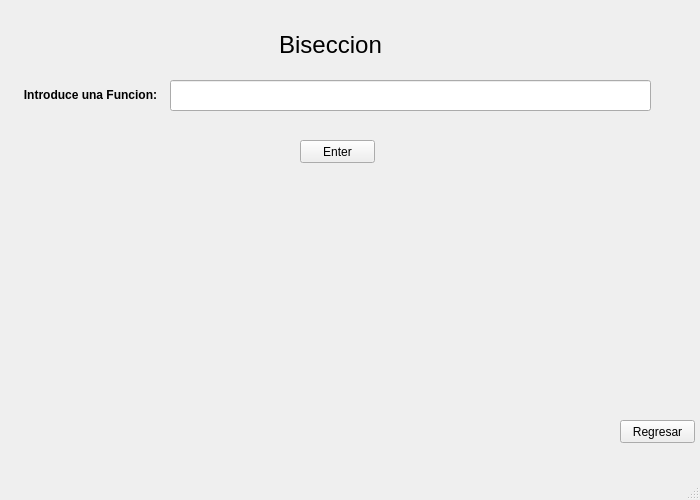
This is biseccion.ui in mucinoab/SM as Qt 5 draws it before an edit. The edited form follows.
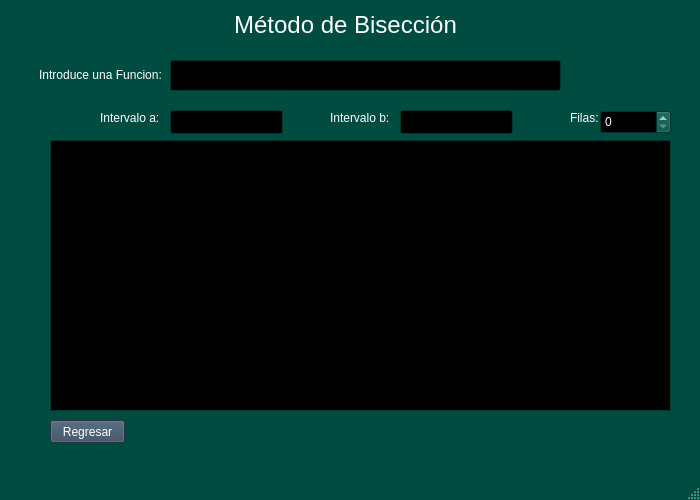
This is the edited form.

```diff
--- a/biseccion.ui
+++ b/biseccion.ui
@@ -10,6 +10,448 @@
     <height>500</height>
    </rect>
   </property>
+  <property name="palette">
+   <palette>
+    <active>
+     <colorrole role="WindowText">
+      <brush brushstyle="SolidPattern">
+       <color alpha="255">
+        <red>255</red>
+        <green>255</green>
+        <blue>255</blue>
+       </color>
+      </brush>
+     </colorrole>
+     <colorrole role="Button">
+      <brush brushstyle="SolidPattern">
+       <color alpha="255">
+        <red>0</red>
+        <green>76</green>
+        <blue>64</blue>
+       </color>
+      </brush>
+     </colorrole>
+     <colorrole role="Light">
+      <brush brushstyle="SolidPattern">
+       <color alpha="255">
+        <red>0</red>
+        <green>114</green>
+        <blue>96</blue>
+       </color>
+      </brush>
+     </colorrole>
+     <colorrole role="Midlight">
+      <brush brushstyle="SolidPattern">
+       <color alpha="255">
+        <red>0</red>
+        <green>95</green>
+        <blue>80</blue>
+       </color>
+      </brush>
+     </colorrole>
+     <colorrole role="Dark">
+      <brush brushstyle="SolidPattern">
+       <color alpha="255">
+        <red>0</red>
+        <green>38</green>
+        <blue>32</blue>
+       </color>
+      </brush>
+     </colorrole>
+     <colorrole role="Mid">
+      <brush brushstyle="SolidPattern">
+       <color alpha="255">
+        <red>0</red>
+        <green>50</green>
+        <blue>42</blue>
+       </color>
+      </brush>
+     </colorrole>
+     <colorrole role="Text">
+      <brush brushstyle="SolidPattern">
+       <color alpha="255">
+        <red>255</red>
+        <green>255</green>
+        <blue>255</blue>
+       </color>
+      </brush>
+     </colorrole>
+     <colorrole role="BrightText">
+      <brush brushstyle="SolidPattern">
+       <color alpha="255">
+        <red>255</red>
+        <green>255</green>
+        <blue>255</blue>
+       </color>
+      </brush>
+     </colorrole>
+     <colorrole role="ButtonText">
+      <brush brushstyle="SolidPattern">
+       <color alpha="255">
+        <red>255</red>
+        <green>255</green>
+        <blue>255</blue>
+       </color>
+      </brush>
+     </colorrole>
+     <colorrole role="Base">
+      <brush brushstyle="SolidPattern">
+       <color alpha="255">
+        <red>0</red>
+        <green>0</green>
+        <blue>0</blue>
+       </color>
+      </brush>
+     </colorrole>
+     <colorrole role="Window">
+      <brush brushstyle="SolidPattern">
+       <color alpha="255">
+        <red>0</red>
+        <green>76</green>
+        <blue>64</blue>
+       </color>
+      </brush>
+     </colorrole>
+     <colorrole role="Shadow">
+      <brush brushstyle="SolidPattern">
+       <color alpha="255">
+        <red>0</red>
+        <green>0</green>
+        <blue>0</blue>
+       </color>
+      </brush>
+     </colorrole>
+     <colorrole role="AlternateBase">
+      <brush brushstyle="SolidPattern">
+       <color alpha="255">
+        <red>0</red>
+        <green>38</green>
+        <blue>32</blue>
+       </color>
+      </brush>
+     </colorrole>
+     <colorrole role="ToolTipBase">
+      <brush brushstyle="SolidPattern">
+       <color alpha="255">
+        <red>255</red>
+        <green>255</green>
+        <blue>220</blue>
+       </color>
+      </brush>
+     </colorrole>
+     <colorrole role="ToolTipText">
+      <brush brushstyle="SolidPattern">
+       <color alpha="255">
+        <red>46</red>
+        <green>52</green>
+        <blue>54</blue>
+       </color>
+      </brush>
+     </colorrole>
+     <colorrole role="PlaceholderText">
+      <brush brushstyle="SolidPattern">
+       <color alpha="128">
+        <red>255</red>
+        <green>255</green>
+        <blue>255</blue>
+       </color>
+      </brush>
+     </colorrole>
+    </active>
+    <inactive>
+     <colorrole role="WindowText">
+      <brush brushstyle="SolidPattern">
+       <color alpha="255">
+        <red>255</red>
+        <green>255</green>
+        <blue>255</blue>
+       </color>
+      </brush>
+     </colorrole>
+     <colorrole role="Button">
+      <brush brushstyle="SolidPattern">
+       <color alpha="255">
+        <red>0</red>
+        <green>76</green>
+        <blue>64</blue>
+       </color>
+      </brush>
+     </colorrole>
+     <colorrole role="Light">
+      <brush brushstyle="SolidPattern">
+       <color alpha="255">
+        <red>0</red>
+        <green>114</green>
+        <blue>96</blue>
+       </color>
+      </brush>
+     </colorrole>
+     <colorrole role="Midlight">
+      <brush brushstyle="SolidPattern">
+       <color alpha="255">
+        <red>0</red>
+        <green>95</green>
+        <blue>80</blue>
+       </color>
+      </brush>
+     </colorrole>
+     <colorrole role="Dark">
+      <brush brushstyle="SolidPattern">
+       <color alpha="255">
+        <red>0</red>
+        <green>38</green>
+        <blue>32</blue>
+       </color>
+      </brush>
+     </colorrole>
+     <colorrole role="Mid">
+      <brush brushstyle="SolidPattern">
+       <color alpha="255">
+        <red>0</red>
+        <green>50</green>
+        <blue>42</blue>
+       </color>
+      </brush>
+     </colorrole>
+     <colorrole role="Text">
+      <brush brushstyle="SolidPattern">
+       <color alpha="255">
+        <red>255</red>
+        <green>255</green>
+        <blue>255</blue>
+       </color>
+      </brush>
+     </colorrole>
+     <colorrole role="BrightText">
+      <brush brushstyle="SolidPattern">
+       <color alpha="255">
+        <red>255</red>
+        <green>255</green>
+        <blue>255</blue>
+       </color>
+      </brush>
+     </colorrole>
+     <colorrole role="ButtonText">
+      <brush brushstyle="SolidPattern">
+       <color alpha="255">
+        <red>255</red>
+        <green>255</green>
+        <blue>255</blue>
+       </color>
+      </brush>
+     </colorrole>
+     <colorrole role="Base">
+      <brush brushstyle="SolidPattern">
+       <color alpha="255">
+        <red>0</red>
+        <green>0</green>
+        <blue>0</blue>
+       </color>
+      </brush>
+     </colorrole>
+     <colorrole role="Window">
+      <brush brushstyle="SolidPattern">
+       <color alpha="255">
+        <red>0</red>
+        <green>76</green>
+        <blue>64</blue>
+       </color>
+      </brush>
+     </colorrole>
+     <colorrole role="Shadow">
+      <brush brushstyle="SolidPattern">
+       <color alpha="255">
+        <red>0</red>
+        <green>0</green>
+        <blue>0</blue>
+       </color>
+      </brush>
+     </colorrole>
+     <colorrole role="AlternateBase">
+      <brush brushstyle="SolidPattern">
+       <color alpha="255">
+        <red>0</red>
+        <green>38</green>
+        <blue>32</blue>
+       </color>
+      </brush>
+     </colorrole>
+     <colorrole role="ToolTipBase">
+      <brush brushstyle="SolidPattern">
+       <color alpha="255">
+        <red>255</red>
+        <green>255</green>
+        <blue>220</blue>
+       </color>
+      </brush>
+     </colorrole>
+     <colorrole role="ToolTipText">
+      <brush brushstyle="SolidPattern">
+       <color alpha="255">
+        <red>46</red>
+        <green>52</green>
+        <blue>54</blue>
+       </color>
+      </brush>
+     </colorrole>
+     <colorrole role="PlaceholderText">
+      <brush brushstyle="SolidPattern">
+       <color alpha="128">
+        <red>255</red>
+        <green>255</green>
+        <blue>255</blue>
+       </color>
+      </brush>
+     </colorrole>
+    </inactive>
+    <disabled>
+     <colorrole role="WindowText">
+      <brush brushstyle="SolidPattern">
+       <color alpha="255">
+        <red>0</red>
+        <green>38</green>
+        <blue>32</blue>
+       </color>
+      </brush>
+     </colorrole>
+     <colorrole role="Button">
+      <brush brushstyle="SolidPattern">
+       <color alpha="255">
+        <red>0</red>
+        <green>76</green>
+        <blue>64</blue>
+       </color>
+      </brush>
+     </colorrole>
+     <colorrole role="Light">
+      <brush brushstyle="SolidPattern">
+       <color alpha="255">
+        <red>0</red>
+        <green>114</green>
+        <blue>96</blue>
+       </color>
+      </brush>
+     </colorrole>
+     <colorrole role="Midlight">
+      <brush brushstyle="SolidPattern">
+       <color alpha="255">
+        <red>0</red>
+        <green>95</green>
+        <blue>80</blue>
+       </color>
+      </brush>
+     </colorrole>
+     <colorrole role="Dark">
+      <brush brushstyle="SolidPattern">
+       <color alpha="255">
+        <red>0</red>
+        <green>38</green>
+        <blue>32</blue>
+       </color>
+      </brush>
+     </colorrole>
+     <colorrole role="Mid">
+      <brush brushstyle="SolidPattern">
+       <color alpha="255">
+        <red>0</red>
+        <green>50</green>
+        <blue>42</blue>
+       </color>
+      </brush>
+     </colorrole>
+     <colorrole role="Text">
+      <brush brushstyle="SolidPattern">
+       <color alpha="255">
+        <red>0</red>
+        <green>38</green>
+        <blue>32</blue>
+       </color>
+      </brush>
+     </colorrole>
+     <colorrole role="BrightText">
+      <brush brushstyle="SolidPattern">
+       <color alpha="255">
+        <red>255</red>
+        <green>255</green>
+        <blue>255</blue>
+       </color>
+      </brush>
+     </colorrole>
+     <colorrole role="ButtonText">
+      <brush brushstyle="SolidPattern">
+       <color alpha="255">
+        <red>0</red>
+        <green>38</green>
+        <blue>32</blue>
+       </color>
+      </brush>
+     </colorrole>
+     <colorrole role="Base">
+      <brush brushstyle="SolidPattern">
+       <color alpha="255">
+        <red>0</red>
+        <green>76</green>
+        <blue>64</blue>
+       </color>
+      </brush>
+     </colorrole>
+     <colorrole role="Window">
+      <brush brushstyle="SolidPattern">
+       <color alpha="255">
+        <red>0</red>
+        <green>76</green>
+        <blue>64</blue>
+       </color>
+      </brush>
+     </colorrole>
+     <colorrole role="Shadow">
+      <brush brushstyle="SolidPattern">
+       <color alpha="255">
+        <red>0</red>
+        <green>0</green>
+        <blue>0</blue>
+       </color>
+      </brush>
+     </colorrole>
+     <colorrole role="AlternateBase">
+      <brush brushstyle="SolidPattern">
+       <color alpha="255">
+        <red>0</red>
+        <green>76</green>
+        <blue>64</blue>
+       </color>
+      </brush>
+     </colorrole>
+     <colorrole role="ToolTipBase">
+      <brush brushstyle="SolidPattern">
+       <color alpha="255">
+        <red>255</red>
+        <green>255</green>
+        <blue>220</blue>
+       </color>
+      </brush>
+     </colorrole>
+     <colorrole role="ToolTipText">
+      <brush brushstyle="SolidPattern">
+       <color alpha="255">
+        <red>46</red>
+        <green>52</green>
+        <blue>54</blue>
+       </color>
+      </brush>
+     </colorrole>
+     <colorrole role="PlaceholderText">
+      <brush brushstyle="SolidPattern">
+       <color alpha="128">
+        <red>255</red>
+        <green>255</green>
+        <blue>255</blue>
+       </color>
+      </brush>
+     </colorrole>
+    </disabled>
+   </palette>
+  </property>
   <property name="windowTitle">
    <string>MainWindow</string>
   </property>
@@ -17,25 +459,467 @@
    <widget class="QLabel" name="label">
     <property name="geometry">
      <rect>
-      <x>270</x>
-      <y>30</y>
-      <width>121</width>
+      <x>200</x>
+      <y>10</y>
+      <width>291</width>
       <height>31</height>
      </rect>
     </property>
     <property name="text">
-     <string>&lt;html&gt;&lt;head/&gt;&lt;body&gt;&lt;p align=&quot;center&quot;&gt;&lt;span style=&quot; font-size:18pt;&quot;&gt;Biseccion&lt;/span&gt;&lt;/p&gt;&lt;/body&gt;&lt;/html&gt;</string>
+     <string>&lt;html&gt;&lt;head/&gt;&lt;body&gt;&lt;p align=&quot;center&quot;&gt;&lt;span style=&quot; font-size:18pt;&quot;&gt;Método de Bisección&lt;/span&gt;&lt;/p&gt;&lt;/body&gt;&lt;/html&gt;</string>
     </property>
    </widget>
    <widget class="QPushButton" name="pushButton">
     <property name="geometry">
      <rect>
-      <x>620</x>
+      <x>50</x>
       <y>420</y>
       <width>75</width>
       <height>23</height>
      </rect>
     </property>
+    <property name="palette">
+     <palette>
+      <active>
+       <colorrole role="WindowText">
+        <brush brushstyle="SolidPattern">
+         <color alpha="255">
+          <red>255</red>
+          <green>255</green>
+          <blue>255</blue>
+         </color>
+        </brush>
+       </colorrole>
+       <colorrole role="Button">
+        <brush brushstyle="SolidPattern">
+         <color alpha="255">
+          <red>53</red>
+          <green>73</green>
+          <blue>94</blue>
+         </color>
+        </brush>
+       </colorrole>
+       <colorrole role="Light">
+        <brush brushstyle="SolidPattern">
+         <color alpha="255">
+          <red>79</red>
+          <green>109</green>
+          <blue>141</blue>
+         </color>
+        </brush>
+       </colorrole>
+       <colorrole role="Midlight">
+        <brush brushstyle="SolidPattern">
+         <color alpha="255">
+          <red>66</red>
+          <green>91</green>
+          <blue>117</blue>
+         </color>
+        </brush>
+       </colorrole>
+       <colorrole role="Dark">
+        <brush brushstyle="SolidPattern">
+         <color alpha="255">
+          <red>26</red>
+          <green>36</green>
+          <blue>47</blue>
+         </color>
+        </brush>
+       </colorrole>
+       <colorrole role="Mid">
+        <brush brushstyle="SolidPattern">
+         <color alpha="255">
+          <red>35</red>
+          <green>48</green>
+          <blue>62</blue>
+         </color>
+        </brush>
+       </colorrole>
+       <colorrole role="Text">
+        <brush brushstyle="SolidPattern">
+         <color alpha="255">
+          <red>255</red>
+          <green>255</green>
+          <blue>255</blue>
+         </color>
+        </brush>
+       </colorrole>
+       <colorrole role="BrightText">
+        <brush brushstyle="SolidPattern">
+         <color alpha="255">
+          <red>255</red>
+          <green>255</green>
+          <blue>255</blue>
+         </color>
+        </brush>
+       </colorrole>
+       <colorrole role="ButtonText">
+        <brush brushstyle="SolidPattern">
+         <color alpha="255">
+          <red>255</red>
+          <green>255</green>
+          <blue>255</blue>
+         </color>
+        </brush>
+       </colorrole>
+       <colorrole role="Base">
+        <brush brushstyle="SolidPattern">
+         <color alpha="255">
+          <red>0</red>
+          <green>0</green>
+          <blue>0</blue>
+         </color>
+        </brush>
+       </colorrole>
+       <colorrole role="Window">
+        <brush brushstyle="SolidPattern">
+         <color alpha="255">
+          <red>53</red>
+          <green>73</green>
+          <blue>94</blue>
+         </color>
+        </brush>
+       </colorrole>
+       <colorrole role="Shadow">
+        <brush brushstyle="SolidPattern">
+         <color alpha="255">
+          <red>0</red>
+          <green>0</green>
+          <blue>0</blue>
+         </color>
+        </brush>
+       </colorrole>
+       <colorrole role="AlternateBase">
+        <brush brushstyle="SolidPattern">
+         <color alpha="255">
+          <red>26</red>
+          <green>36</green>
+          <blue>47</blue>
+         </color>
+        </brush>
+       </colorrole>
+       <colorrole role="ToolTipBase">
+        <brush brushstyle="SolidPattern">
+         <color alpha="255">
+          <red>255</red>
+          <green>255</green>
+          <blue>220</blue>
+         </color>
+        </brush>
+       </colorrole>
+       <colorrole role="ToolTipText">
+        <brush brushstyle="SolidPattern">
+         <color alpha="255">
+          <red>0</red>
+          <green>0</green>
+          <blue>0</blue>
+         </color>
+        </brush>
+       </colorrole>
+       <colorrole role="PlaceholderText">
+        <brush brushstyle="SolidPattern">
+         <color alpha="128">
+          <red>255</red>
+          <green>255</green>
+          <blue>255</blue>
+         </color>
+        </brush>
+       </colorrole>
+      </active>
+      <inactive>
+       <colorrole role="WindowText">
+        <brush brushstyle="SolidPattern">
+         <color alpha="255">
+          <red>255</red>
+          <green>255</green>
+          <blue>255</blue>
+         </color>
+        </brush>
+       </colorrole>
+       <colorrole role="Button">
+        <brush brushstyle="SolidPattern">
+         <color alpha="255">
+          <red>53</red>
+          <green>73</green>
+          <blue>94</blue>
+         </color>
+        </brush>
+       </colorrole>
+       <colorrole role="Light">
+        <brush brushstyle="SolidPattern">
+         <color alpha="255">
+          <red>79</red>
+          <green>109</green>
+          <blue>141</blue>
+         </color>
+        </brush>
+       </colorrole>
+       <colorrole role="Midlight">
+        <brush brushstyle="SolidPattern">
+         <color alpha="255">
+          <red>66</red>
+          <green>91</green>
+          <blue>117</blue>
+         </color>
+        </brush>
+       </colorrole>
+       <colorrole role="Dark">
+        <brush brushstyle="SolidPattern">
+         <color alpha="255">
+          <red>26</red>
+          <green>36</green>
+          <blue>47</blue>
+         </color>
+        </brush>
+       </colorrole>
+       <colorrole role="Mid">
+        <brush brushstyle="SolidPattern">
+         <color alpha="255">
+          <red>35</red>
+          <green>48</green>
+          <blue>62</blue>
+         </color>
+        </brush>
+       </colorrole>
+       <colorrole role="Text">
+        <brush brushstyle="SolidPattern">
+         <color alpha="255">
+          <red>255</red>
+          <green>255</green>
+          <blue>255</blue>
+         </color>
+        </brush>
+       </colorrole>
+       <colorrole role="BrightText">
+        <brush brushstyle="SolidPattern">
+         <color alpha="255">
+          <red>255</red>
+          <green>255</green>
+          <blue>255</blue>
+         </color>
+        </brush>
+       </colorrole>
+       <colorrole role="ButtonText">
+        <brush brushstyle="SolidPattern">
+         <color alpha="255">
+          <red>255</red>
+          <green>255</green>
+          <blue>255</blue>
+         </color>
+        </brush>
+       </colorrole>
+       <colorrole role="Base">
+        <brush brushstyle="SolidPattern">
+         <color alpha="255">
+          <red>0</red>
+          <green>0</green>
+          <blue>0</blue>
+         </color>
+        </brush>
+       </colorrole>
+       <colorrole role="Window">
+        <brush brushstyle="SolidPattern">
+         <color alpha="255">
+          <red>53</red>
+          <green>73</green>
+          <blue>94</blue>
+         </color>
+        </brush>
+       </colorrole>
+       <colorrole role="Shadow">
+        <brush brushstyle="SolidPattern">
+         <color alpha="255">
+          <red>0</red>
+          <green>0</green>
+          <blue>0</blue>
+         </color>
+        </brush>
+       </colorrole>
+       <colorrole role="AlternateBase">
+        <brush brushstyle="SolidPattern">
+         <color alpha="255">
+          <red>26</red>
+          <green>36</green>
+          <blue>47</blue>
+         </color>
+        </brush>
+       </colorrole>
+       <colorrole role="ToolTipBase">
+        <brush brushstyle="SolidPattern">
+         <color alpha="255">
+          <red>255</red>
+          <green>255</green>
+          <blue>220</blue>
+         </color>
+        </brush>
+       </colorrole>
+       <colorrole role="ToolTipText">
+        <brush brushstyle="SolidPattern">
+         <color alpha="255">
+          <red>0</red>
+          <green>0</green>
+          <blue>0</blue>
+         </color>
+        </brush>
+       </colorrole>
+       <colorrole role="PlaceholderText">
+        <brush brushstyle="SolidPattern">
+         <color alpha="128">
+          <red>255</red>
+          <green>255</green>
+          <blue>255</blue>
+         </color>
+        </brush>
+       </colorrole>
+      </inactive>
+      <disabled>
+       <colorrole role="WindowText">
+        <brush brushstyle="SolidPattern">
+         <color alpha="255">
+          <red>26</red>
+          <green>36</green>
+          <blue>47</blue>
+         </color>
+        </brush>
+       </colorrole>
+       <colorrole role="Button">
+        <brush brushstyle="SolidPattern">
+         <color alpha="255">
+          <red>53</red>
+          <green>73</green>
+          <blue>94</blue>
+         </color>
+        </brush>
+       </colorrole>
+       <colorrole role="Light">
+        <brush brushstyle="SolidPattern">
+         <color alpha="255">
+          <red>79</red>
+          <green>109</green>
+          <blue>141</blue>
+         </color>
+        </brush>
+       </colorrole>
+       <colorrole role="Midlight">
+        <brush brushstyle="SolidPattern">
+         <color alpha="255">
+          <red>66</red>
+          <green>91</green>
+          <blue>117</blue>
+         </color>
+        </brush>
+       </colorrole>
+       <colorrole role="Dark">
+        <brush brushstyle="SolidPattern">
+         <color alpha="255">
+          <red>26</red>
+          <green>36</green>
+          <blue>47</blue>
+         </color>
+        </brush>
+       </colorrole>
+       <colorrole role="Mid">
+        <brush brushstyle="SolidPattern">
+         <color alpha="255">
+          <red>35</red>
+          <green>48</green>
+          <blue>62</blue>
+         </color>
+        </brush>
+       </colorrole>
+       <colorrole role="Text">
+        <brush brushstyle="SolidPattern">
+         <color alpha="255">
+          <red>26</red>
+          <green>36</green>
+          <blue>47</blue>
+         </color>
+        </brush>
+       </colorrole>
+       <colorrole role="BrightText">
+        <brush brushstyle="SolidPattern">
+         <color alpha="255">
+          <red>255</red>
+          <green>255</green>
+          <blue>255</blue>
+         </color>
+        </brush>
+       </colorrole>
+       <colorrole role="ButtonText">
+        <brush brushstyle="SolidPattern">
+         <color alpha="255">
+          <red>26</red>
+          <green>36</green>
+          <blue>47</blue>
+         </color>
+        </brush>
+       </colorrole>
+       <colorrole role="Base">
+        <brush brushstyle="SolidPattern">
+         <color alpha="255">
+          <red>53</red>
+          <green>73</green>
+          <blue>94</blue>
+         </color>
+        </brush>
+       </colorrole>
+       <colorrole role="Window">
+        <brush brushstyle="SolidPattern">
+         <color alpha="255">
+          <red>53</red>
+          <green>73</green>
+          <blue>94</blue>
+         </color>
+        </brush>
+       </colorrole>
+       <colorrole role="Shadow">
+        <brush brushstyle="SolidPattern">
+         <color alpha="255">
+          <red>0</red>
+          <green>0</green>
+          <blue>0</blue>
+         </color>
+        </brush>
+       </colorrole>
+       <colorrole role="AlternateBase">
+        <brush brushstyle="SolidPattern">
+         <color alpha="255">
+          <red>53</red>
+          <green>73</green>
+          <blue>94</blue>
+         </color>
+        </brush>
+       </colorrole>
+       <colorrole role="ToolTipBase">
+        <brush brushstyle="SolidPattern">
+         <color alpha="255">
+          <red>255</red>
+          <green>255</green>
+          <blue>220</blue>
+         </color>
+        </brush>
+       </colorrole>
+       <colorrole role="ToolTipText">
+        <brush brushstyle="SolidPattern">
+         <color alpha="255">
+          <red>0</red>
+          <green>0</green>
+          <blue>0</blue>
+         </color>
+        </brush>
+       </colorrole>
+       <colorrole role="PlaceholderText">
+        <brush brushstyle="SolidPattern">
+         <color alpha="128">
+          <red>255</red>
+          <green>255</green>
+          <blue>255</blue>
+         </color>
+        </brush>
+       </colorrole>
+      </disabled>
+     </palette>
+    </property>
     <property name="text">
      <string>Regresar</string>
     </property>
@@ -43,52 +927,131 @@
    <widget class="QLabel" name="label_2">
     <property name="geometry">
      <rect>
-      <x>20</x>
-      <y>80</y>
+      <x>30</x>
+      <y>60</y>
       <width>141</width>
       <height>31</height>
      </rect>
     </property>
     <property name="text">
-     <string>&lt;html&gt;&lt;head/&gt;&lt;body&gt;&lt;p align=&quot;center&quot;&gt;&lt;span style=&quot; font-weight:600;&quot;&gt;Introduce una Funcion:&lt;/span&gt;&lt;/p&gt;&lt;/body&gt;&lt;/html&gt;</string>
+     <string>&lt;html&gt;&lt;head/&gt;&lt;body&gt;&lt;p align=&quot;center&quot;&gt;Introduce una Funcion:&lt;/p&gt;&lt;/body&gt;&lt;/html&gt;</string>
     </property>
    </widget>
    <widget class="QLineEdit" name="lineEdit">
     <property name="geometry">
      <rect>
       <x>170</x>
-      <y>80</y>
-      <width>481</width>
+      <y>60</y>
+      <width>391</width>
       <height>31</height>
      </rect>
     </property>
    </widget>
-   <widget class="QPushButton" name="pushButton_2">
-    <property name="geometry">
-     <rect>
-      <x>300</x>
-      <y>140</y>
-      <width>75</width>
-      <height>23</height>
-     </rect>
-    </property>
-    <property name="text">
-     <string>Enter</string>
-    </property>
-   </widget>
    <widget class="QLabel" name="label_3">
     <property name="geometry">
      <rect>
-      <x>120</x>
-      <y>200</y>
-      <width>451</width>
-      <height>171</height>
+      <x>122</x>
+      <y>217</y>
+      <width>551</width>
+      <height>21</height>
      </rect>
     </property>
     <property name="text">
      <string/>
     </property>
    </widget>
+   <widget class="QLabel" name="label_4">
+    <property name="geometry">
+     <rect>
+      <x>90</x>
+      <y>220</y>
+      <width>58</width>
+      <height>16</height>
+     </rect>
+    </property>
+    <property name="text">
+     <string>Raíz:</string>
+    </property>
+   </widget>
+   <widget class="QLineEdit" name="lineEdit_2">
+    <property name="geometry">
+     <rect>
+      <x>170</x>
+      <y>110</y>
+      <width>113</width>
+      <height>24</height>
+     </rect>
+    </property>
+   </widget>
+   <widget class="QLineEdit" name="lineEdit_3">
+    <property name="geometry">
+     <rect>
+      <x>400</x>
+      <y>110</y>
+      <width>113</width>
+      <height>24</height>
+     </rect>
+    </property>
+   </widget>
+   <widget class="QLabel" name="label_5">
+    <property name="geometry">
+     <rect>
+      <x>100</x>
+      <y>110</y>
+      <width>71</width>
+      <height>16</height>
+     </rect>
+    </property>
+    <property name="text">
+     <string>Intervalo a:</string>
+    </property>
+   </widget>
+   <widget class="QLabel" name="label_6">
+    <property name="geometry">
+     <rect>
+      <x>330</x>
+      <y>110</y>
+      <width>71</width>
+      <height>16</height>
+     </rect>
+    </property>
+    <property name="text">
+     <string>Intervalo b:</string>
+    </property>
+   </widget>
+   <widget class="QTableView" name="tableViewTabla">
+    <property name="geometry">
+     <rect>
+      <x>50</x>
+      <y>140</y>
+      <width>621</width>
+      <height>271</height>
+     </rect>
+    </property>
+   </widget>
+   <widget class="QSpinBox" name="spinBox">
+    <property name="geometry">
+     <rect>
+      <x>600</x>
+      <y>110</y>
+      <width>71</width>
+      <height>24</height>
+     </rect>
+    </property>
+   </widget>
+   <widget class="QLabel" name="label_7">
+    <property name="geometry">
+     <rect>
+      <x>570</x>
+      <y>110</y>
+      <width>58</width>
+      <height>16</height>
+     </rect>
+    </property>
+    <property name="text">
+     <string>Filas:</string>
+    </property>
+   </widget>
   </widget>
   <widget class="QMenuBar" name="menubar">
    <property name="geometry">
```
Left out of the diff: 2 changed lines with no effect on the pictures.
